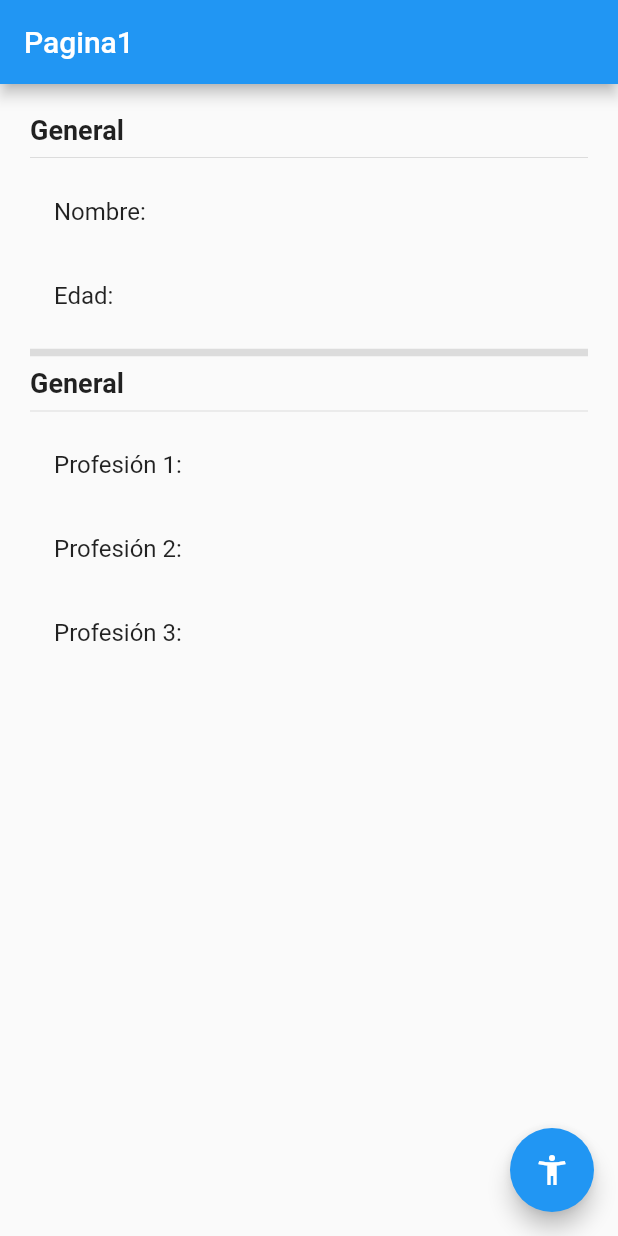
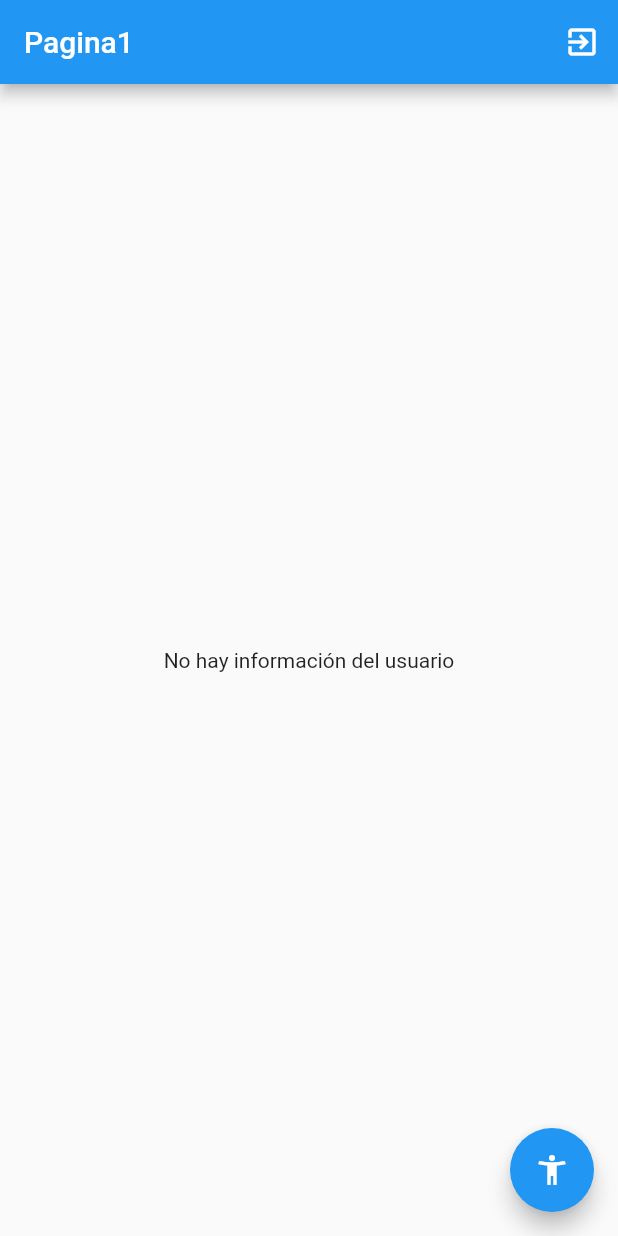
Before and after one commit to DemetrioTahoces/estados_flutter_avanzado, a Flutter app: the screen it shows after launch, on a phone screen of 412 x 824 dp. Run offline on Flutter 3.47's test engine with Material 2 defaults, Android fonts, the phone set to English and light mode, and no system bars; our stand-ins replace flutter_bloc.

Commit message:
fin cubits

```diff
--- /dev/null
+++ b/lib/bloc/usuario/usuario_cubit.dart
@@ -0,0 +1,39 @@
+import 'package:estados/models/usuario.dart';
+import 'package:flutter_bloc/flutter_bloc.dart';
+import 'package:meta/meta.dart';
+
+part 'usuario_state.dart';
+
+class UsuarioCubit extends Cubit<UsuarioState> {
+  UsuarioCubit() : super(UsuarioInitial());
+
+  void seleccionarUsuario(Usuario user) {
+    emit(UsuarioActivo(user));
+  }
+
+  void cambiarEdad(int edad) {
+    final currentState = state;
+
+    if (currentState is UsuarioActivo) {
+      final newUser = currentState.usuario.copyWith(edad: 30);
+      emit(UsuarioActivo(newUser));
+    }
+  }
+
+  void agregarProfesion(String profesion) {
+    final currentState = state;
+
+    if (currentState is UsuarioActivo) {
+      final profesiones = [
+        ...currentState.usuario.profesiones,
+        profesion,
+      ];
+      final newUser = currentState.usuario.copyWith(profesiones: profesiones);
+      emit(UsuarioActivo(newUser));
+    }
+  }
+
+  void borrarUsuario() {
+    emit(UsuarioInitial());
+  }
+}
--- /dev/null
+++ b/lib/bloc/usuario/usuario_state.dart
@@ -0,0 +1,20 @@
+part of 'usuario_cubit.dart';
+
+@immutable
+abstract class UsuarioState {}
+
+class UsuarioInitial extends UsuarioState {
+  final existeUsuario = false;
+
+  @override
+  String toString() {
+    return 'UsuarioInicial';
+  }
+}
+
+class UsuarioActivo extends UsuarioState {
+  final existeUsuario = true;
+  final Usuario usuario;
+
+  UsuarioActivo(this.usuario);
+}
--- a/lib/main.dart
+++ b/lib/main.dart
@@ -1,13 +1,19 @@
+import 'package:estados/bloc/usuario/usuario_cubit.dart';
 import 'package:estados/pages/pagina1_page.dart';
 import 'package:estados/pages/pagina2_page.dart';
 import 'package:flutter/material.dart';
+import 'package:flutter_bloc/flutter_bloc.dart';
 
 void main() => runApp(MyApp());
 
 class MyApp extends StatelessWidget {
   @override
   Widget build(BuildContext context) {
-    return MaterialApp(
+    return MultiBlocProvider(
+      providers: [
+        BlocProvider(create: (_) => UsuarioCubit()),
+      ],
+      child: MaterialApp(
         debugShowCheckedModeBanner: false,
         title: 'Estados',
         initialRoute: 'pagina1',
@@ -15,6 +21,7 @@ class MyApp extends StatelessWidget {
           'pagina1': (_) => Pagina1Page(),
           'pagina2': (_) => Pagina2Page(),
         },
+      ),
     );
   }
 }
--- a/lib/models/usuario.dart
+++ b/lib/models/usuario.dart
@@ -1,10 +1,21 @@
 import 'package:flutter/material.dart';
 
 class Usuario {
-  String nombre;
-  int edad;
-  List<String> profesiones = [];
+  final String nombre;
+  final int edad;
+  final List<String> profesiones;
 
   Usuario({@required this.nombre, this.edad, this.profesiones})
       : assert(nombre != null);
+
+  Usuario copyWith({
+    String nombre,
+    int edad,
+    List<String> profesiones,
+  }) =>
+      Usuario(
+        nombre: nombre ?? this.nombre,
+        edad: edad ?? this.edad,
+        profesiones: profesiones ?? this.profesiones,
+      );
 }
--- a/lib/pages/pagina1_page.dart
+++ b/lib/pages/pagina1_page.dart
@@ -1,4 +1,7 @@
+import 'package:estados/bloc/usuario/usuario_cubit.dart';
+import 'package:estados/models/usuario.dart';
 import 'package:flutter/material.dart';
+import 'package:flutter_bloc/flutter_bloc.dart';
 
 class Pagina1Page extends StatelessWidget {
   @override
@@ -6,8 +9,14 @@ class Pagina1Page extends StatelessWidget {
     return Scaffold(
       appBar: AppBar(
         title: Text('Pagina1'),
+        actions: [
+          IconButton(
+            icon: Icon(Icons.exit_to_app),
+            onPressed: () => context.read<UsuarioCubit>().borrarUsuario(),
+          ),
+        ],
       ),
-      body: InformacionUsuario(),
+      body: BodyScaffold(),
       floatingActionButton: FloatingActionButton(
         child: Icon(Icons.accessibility_new),
         onPressed: () => Navigator.pushNamed(context, 'pagina2'),
@@ -16,7 +25,39 @@ class Pagina1Page extends StatelessWidget {
   }
 }
 
+class BodyScaffold extends StatelessWidget {
+  @override
+  Widget build(BuildContext context) {
+    return BlocBuilder<UsuarioCubit, UsuarioState>(
+      builder: (_, state) {
+        switch (state.runtimeType) {
+          case UsuarioInitial:
+            return Center(child: Text('No hay información del usuario'));
+            break;
+          case UsuarioActivo:
+            return InformacionUsuario((state as UsuarioActivo).usuario);
+            break;
+          default:
+            return Center(child: Text('Estado no reconocido'));
+        }
+
+        // if (state is UsuarioInitial) {
+        // return Center(child: Text('No hay información del usuario'));
+        // } else if (state is UsuarioActivo) {
+        // return InformacionUsuario(state.usuario);
+        // } else {
+        // return Center(child: Text('Estado no reconocido'));
+        // }
+      },
+    );
+  }
+}
+
 class InformacionUsuario extends StatelessWidget {
+  final Usuario usuario;
+
+  const InformacionUsuario(this.usuario);
+
   @override
   Widget build(BuildContext context) {
     return Container(
@@ -31,17 +72,21 @@ class InformacionUsuario extends StatelessWidget {
             style: TextStyle(fontSize: 18, fontWeight: FontWeight.bold),
           ),
           Divider(),
-          ListTile(title: Text('Nombre: ')),
-          ListTile(title: Text('Edad: ')),
+          ListTile(title: Text('Nombre: ${usuario.nombre}')),
+          ListTile(title: Text('Edad: ${usuario.edad}')),
           Divider(height: 20, thickness: 5),
           Text(
             'General',
             style: TextStyle(fontSize: 18, fontWeight: FontWeight.bold),
           ),
           Divider(),
-          ListTile(title: Text('Profesión 1: ')),
-          ListTile(title: Text('Profesión 2: ')),
-          ListTile(title: Text('Profesión 3: ')),
+          ...usuario.profesiones
+              .map(
+                (profesion) => ListTile(
+                  title: Text(profesion),
+                ),
+              )
+              .toList(),
         ],
       ),
     );
--- a/pubspec.yaml
+++ b/pubspec.yaml
@@ -28,6 +28,7 @@ dependencies:
   # The following adds the Cupertino Icons font to your application.
   # Use with the CupertinoIcons class for iOS style icons.
   cupertino_icons: ^1.0.0
+  flutter_bloc: ^6.1.1
 
 dev_dependencies:
   flutter_test:
```
Also changed, not shown: lib/pages/pagina2_page.dart (+16 -3 lines), pubspec.lock. Lines whose indentation alone changed are shown as unchanged.
